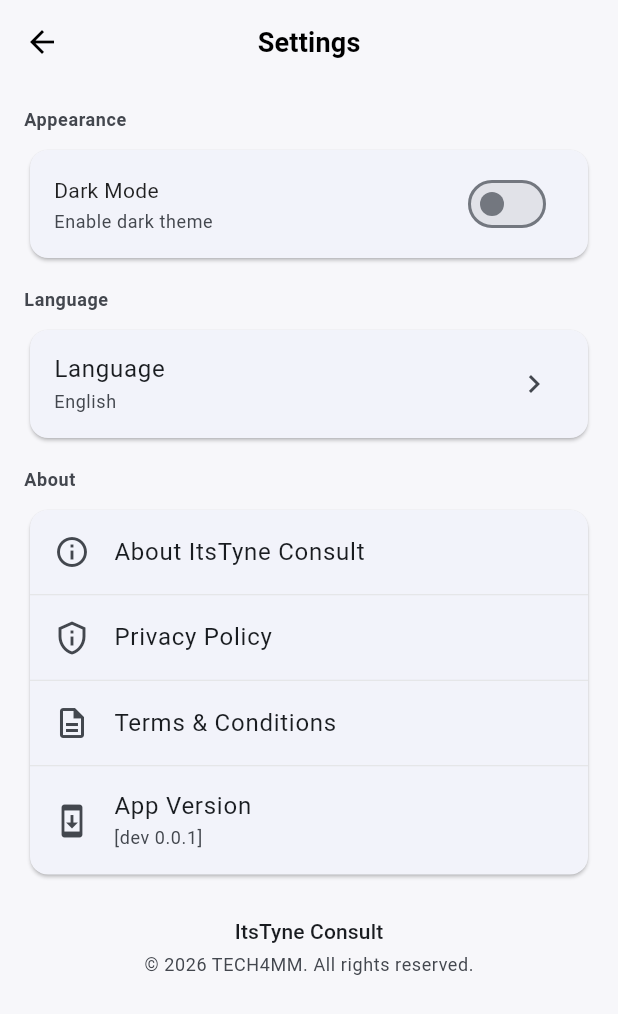
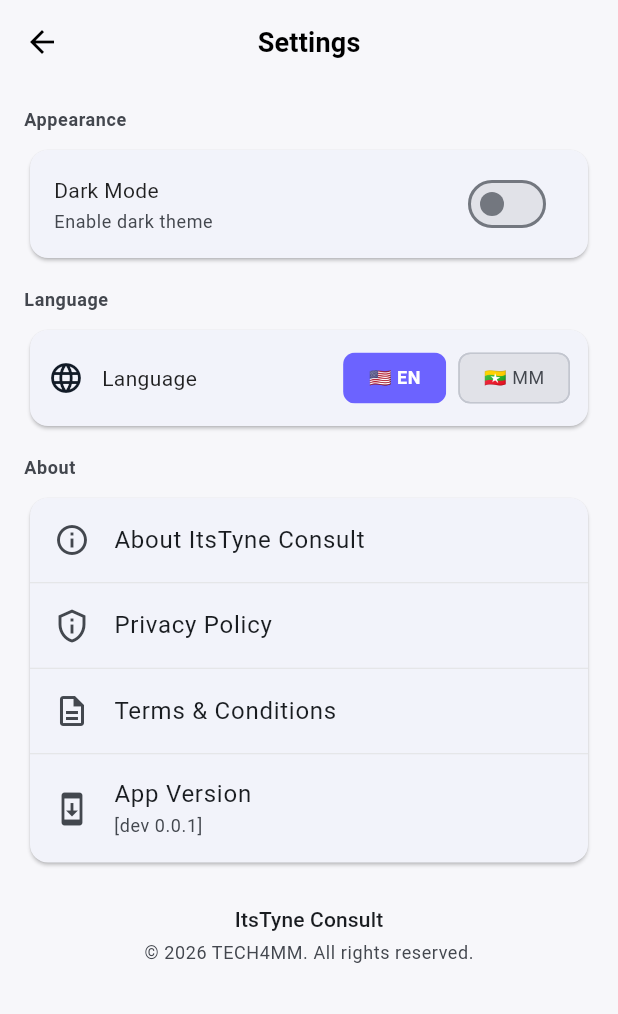
Before and after one commit to tyneaung-cto/its_tyne_consult, a Flutter app: the SettingView screen opened by its route, on a phone screen of 412 x 824 dp. Shown: the top 1014 px of the screen. Run offline on Flutter 3.47's test engine with Material 3 defaults, Android fonts, the phone set to English and light mode, and no system bars; our stand-ins replace cloud_firestore, cloud_functions, firebase_auth, firebase_core, firebase_messaging, firebase_storage and 4 more; accounts and stored records are empty; generated files the repository leaves out were written again.

Commit message:
translateion added

```diff
--- a/lib/app/core/theme/dark_theme.dart
+++ b/lib/app/core/theme/dark_theme.dart
@@ -26,7 +26,7 @@
       backgroundColor: AppColors.darkBackground,
       foregroundColor: Colors.white,
       elevation: 0,
-      centerTitle: false,
+      centerTitle: true,
     ),
 
     // Cards
--- a/lib/app/core/theme/light_theme.dart
+++ b/lib/app/core/theme/light_theme.dart
@@ -26,7 +26,7 @@
       backgroundColor: AppColors.lightBackground,
       foregroundColor: Colors.black,
       elevation: 0,
-      centerTitle: false,
+      centerTitle: true,
     ),
 
     // Cards
--- a/lib/app/modules/admin-list-sessions/views/admin_list_sessions_view.dart
+++ b/lib/app/modules/admin-list-sessions/views/admin_list_sessions_view.dart
@@ -10,7 +10,7 @@
   @override
   Widget build(BuildContext context) {
     return Scaffold(
-      appBar: AppBar(title: const Text('Sessions'), centerTitle: false),
+      appBar: AppBar(title: const Text('Sessions'), centerTitle: true),
       body: Column(
         children: [
           // =========================
--- a/lib/app/modules/my-sessions/views/my_sessions_view.dart
+++ b/lib/app/modules/my-sessions/views/my_sessions_view.dart
@@ -17,7 +17,7 @@
           'My Sessions',
           style: Theme.of(context).textTheme.titleMedium,
         ),
-        centerTitle: false,
+        centerTitle: true,
       ),
       body: StreamBuilder<List<dynamic>>(
         stream: controller.mySessionsStream(),
--- a/lib/app/modules/setting/views/setting_view.dart
+++ b/lib/app/modules/setting/views/setting_view.dart
@@ -12,25 +12,28 @@
   Widget build(BuildContext context) {
     return Scaffold(
       appBar: AppBar(
-        title: Text('Settings', style: Theme.of(context).textTheme.titleMedium),
+        title: Text(
+          'settings'.tr,
+          style: Theme.of(context).textTheme.titleMedium,
+        ),
         centerTitle: true,
       ),
       body: ListView(
         padding: const EdgeInsets.all(16),
         children: [
           // Appearance
-          _sectionTitle(context, 'Appearance'),
+          _sectionTitle(context, 'appearance'.tr),
           Card(
             child: Column(
               children: [
                 Obx(
                   () => SwitchListTile(
                     title: Text(
-                      'Dark Mode',
+                      'dark_mode'.tr,
                       style: Theme.of(context).textTheme.bodyMedium,
                     ),
                     subtitle: Text(
-                      'Enable dark theme',
+                      'enable_dark_theme'.tr,
                       style: Theme.of(context).textTheme.bodySmall?.copyWith(
                         color: Theme.of(context).colorScheme.onSurfaceVariant,
                       ),
@@ -46,25 +49,70 @@
           AppSpacing.h16,
 
           // Language
-          _sectionTitle(context, 'Language'),
+          _sectionTitle(context, 'language'.tr),
           Card(
-            child: Column(
-              children: [
-                ListTile(
-                  title: const Text('Language'),
-                  subtitle: Obx(
-                    () => Text(
-                      controller.currentLanguage.value,
-                      style: Theme.of(context).textTheme.bodySmall?.copyWith(
-                        color: Theme.of(context).colorScheme.onSurfaceVariant,
+            child: Obx(() {
+              final isEn = controller.currentLanguage.value == 'English';
+              final isMm = controller.currentLanguage.value == 'Myanmar';
+
+              final theme = Theme.of(context);
+
+              return Padding(
+                padding: const EdgeInsets.symmetric(
+                  horizontal: 12,
+                  vertical: 8,
+                ),
+                child: Row(
+                  children: [
+                    Icon(Icons.language, color: theme.colorScheme.primary),
+                    const SizedBox(width: 12),
+
+                    Expanded(
+                      child: Text(
+                        'language'.tr,
+                        style: theme.textTheme.bodyMedium,
                       ),
                     ),
-                  ),
-                  trailing: const Icon(Icons.chevron_right),
-                  onTap: controller.changeLanguage,
+
+                    // 🇺🇸 English
+                    ChoiceChip(
+                      label: const Text('🇺🇸 EN'),
+                      selected: isEn,
+                      showCheckmark: false,
+                      selectedColor: theme.colorScheme.secondary,
+                      backgroundColor:
+                          theme.colorScheme.surfaceContainerHighest,
+                      labelStyle: theme.textTheme.bodySmall?.copyWith(
+                        fontWeight: isEn ? FontWeight.bold : FontWeight.normal,
+                        color: isEn
+                            ? theme.colorScheme.onPrimary
+                            : theme.colorScheme.onSurfaceVariant,
+                      ),
+                      onSelected: (_) => controller.setLanguage('en'),
+                    ),
+
+                    const SizedBox(width: 8),
+
+                    // 🇲🇲 Myanmar
+                    ChoiceChip(
+                      label: const Text('🇲🇲 MM'),
+                      selected: isMm,
+                      showCheckmark: false,
+                      selectedColor: theme.colorScheme.secondary,
+                      backgroundColor:
+                          theme.colorScheme.surfaceContainerHighest,
+                      labelStyle: theme.textTheme.bodySmall?.copyWith(
+                        fontWeight: isMm ? FontWeight.bold : FontWeight.normal,
+                        color: isMm
+                            ? theme.colorScheme.onPrimary
+                            : theme.colorScheme.onSurfaceVariant,
+                      ),
+                      onSelected: (_) => controller.setLanguage('my'),
+                    ),
+                  ],
                 ),
-              ],
-            ),
+              );
+            }),
           ),
 
           AppSpacing.h16,
@@ -92,31 +140,31 @@
           // AppSpacing.h16,
 
           // About
-          _sectionTitle(context, 'About'),
+          _sectionTitle(context, 'about_section'.tr),
           Card(
             child: Column(
               children: [
                 ListTile(
                   leading: const Icon(Icons.info_outline),
-                  title: const Text('About ItsTyne Consult'),
+                  title: Text('about_app'.tr),
                   onTap: controller.openAbout,
                 ),
                 const Divider(height: 1),
                 ListTile(
                   leading: const Icon(Icons.privacy_tip_outlined),
-                  title: const Text('Privacy Policy'),
+                  title: Text('privacy_policy'.tr),
                   onTap: controller.openPrivacyPolicy,
                 ),
                 const Divider(height: 1),
                 ListTile(
                   leading: const Icon(Icons.description_outlined),
-                  title: const Text('Terms & Conditions'),
+                  title: Text('terms_conditions'.tr),
                   onTap: controller.openTerms,
                 ),
                 const Divider(height: 1),
                 ListTile(
                   leading: const Icon(Icons.system_update),
-                  title: const Text('App Version'),
+                  title: Text('app_version'.tr),
                   subtitle: Text(
                     AppConstants.appVersion,
                     style: Theme.of(context).textTheme.bodySmall?.copyWith(
@@ -140,7 +188,7 @@
                 ),
                 const SizedBox(height: 4),
                 Text(
-                  '© 2026 TECH4MM. All rights reserved.',
+                  'copyright'.tr,
                   style: Theme.of(context).textTheme.bodySmall?.copyWith(
                     color: Theme.of(context).colorScheme.onSurfaceVariant,
                   ),
--- a/lib/app/modules/superadmin-home/views/superadmin_home_view.dart
+++ b/lib/app/modules/superadmin-home/views/superadmin_home_view.dart
@@ -16,7 +16,7 @@
     return Scaffold(
       appBar: AppBar(
         title: const Text('ItsTyneConsult: Super Admin'),
-        centerTitle: false,
+        centerTitle: true,
         // actions: [
         //   IconButton(
         //     tooltip: 'Logout',
```
Also changed, not shown: lib/app/core/translations/app_translations.dart (added, +180 -0 lines), lib/app/modules/booking/views/booking_view.dart (+14 -16 lines), lib/app/modules/home/views/home_view.dart (+49 -82 lines), lib/app/modules/profile/views/profile_view.dart (+11 -8 lines), lib/app/modules/setting/controllers/setting_controller.dart (+46 -10 lines), lib/app/shared/widgets/my_drawer.dart (+35 -23 lines), lib/main.dart (+16 -0 lines).
